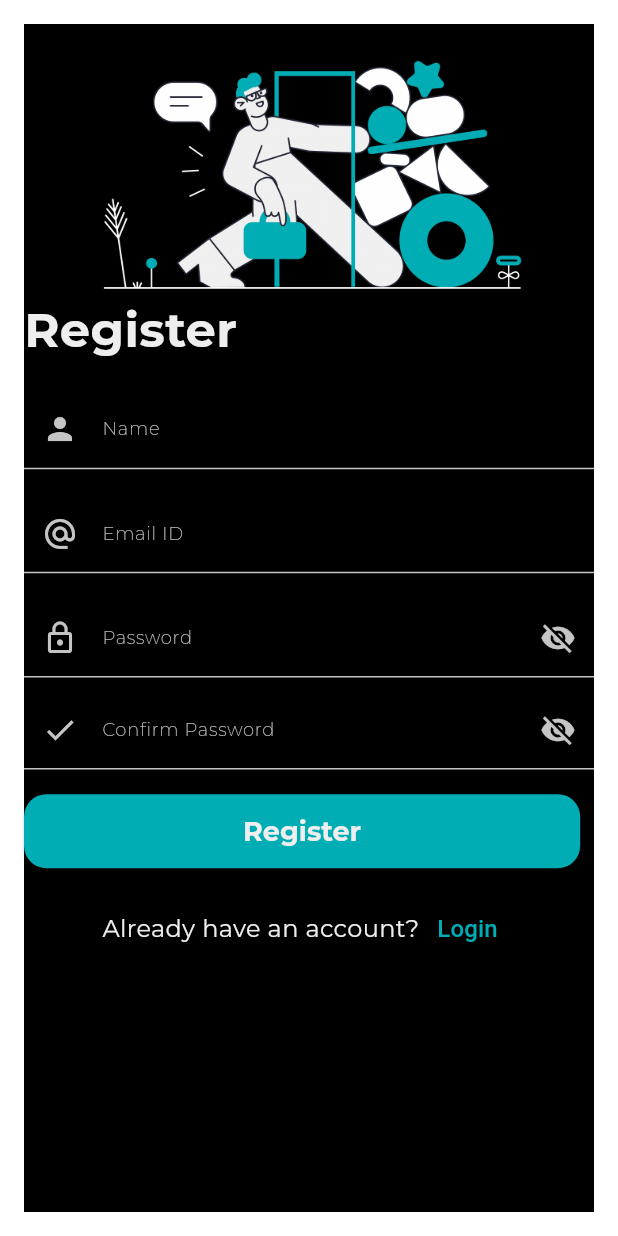
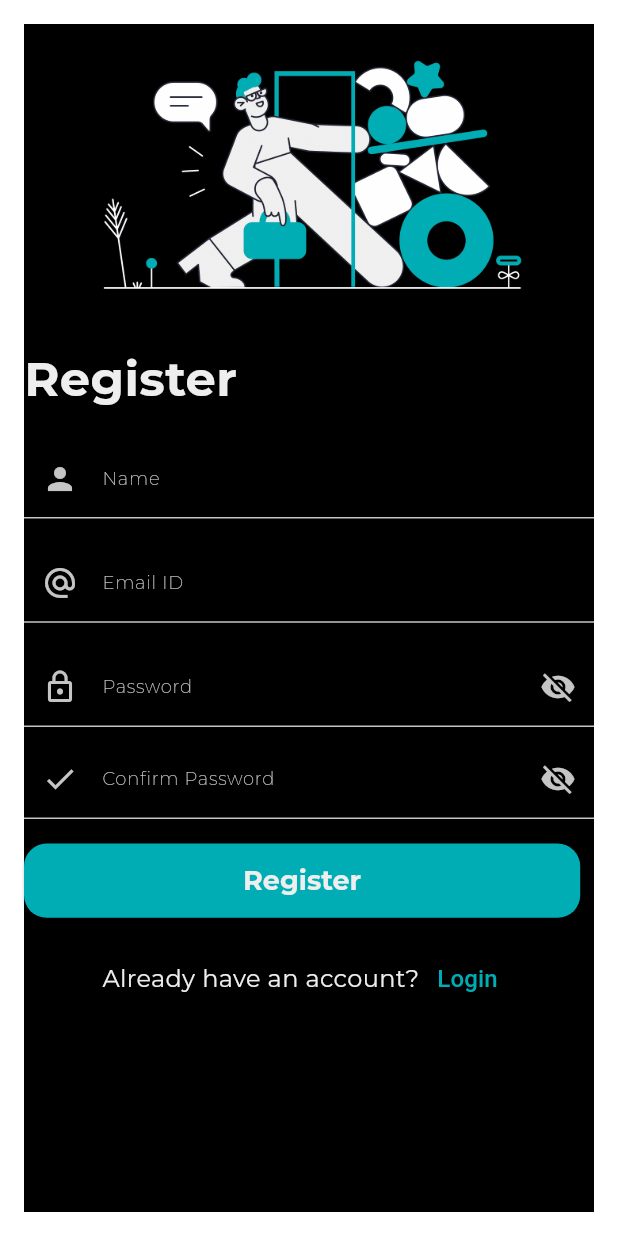
Before and after one commit to R0shish/Music-Player-App, a Flutter app: the Authentication screen opened directly, after a tap on "Register", on a phone screen of 412 x 824 dp. Run offline on Flutter 3.47's test engine with Material 2 defaults, Android fonts, the phone set to English and light mode, and no system bars; our stand-ins replace cached_network_image, equatable, flutter_bloc, just_audio, percent_indicator; network calls fail; project files that could hold a hidden picture were left out.

Commit message:
fix: spacing in login and register screen

```diff
--- a/client/lib/features/authentication/presentation/widgets/login_screen.dart
+++ b/client/lib/features/authentication/presentation/widgets/login_screen.dart
@@ -20,8 +20,9 @@ class _LoginScreenState extends State<LoginScreen> {
     return Column(
       crossAxisAlignment: CrossAxisAlignment.start,
       children: [
-        SizedBox(height: deviceHeight * 0.02),
+        SizedBox(height: deviceHeight * 0.04),
         Image.asset('assets/images/unboxing.png'),
+        SizedBox(height: deviceHeight * 0.05),
         const Text('Login',
             style: TextStyle(fontSize: 32, fontWeight: FontWeight.bold)),
         SizedBox(height: deviceHeight * 0.02),
--- a/client/lib/features/authentication/presentation/widgets/register_screen.dart
+++ b/client/lib/features/authentication/presentation/widgets/register_screen.dart
@@ -28,6 +28,7 @@ class _RegisterScreenState extends State<RegisterScreen> {
         Center(
             child: Image.asset('assets/images/unboxing.png',
                 height: deviceHeight * 0.2)),
+        SizedBox(height: deviceHeight * 0.04),
         const Text('Register',
             style: TextStyle(fontSize: 32, fontWeight: FontWeight.bold)),
         SizedBox(height: deviceHeight * 0.02),
```
